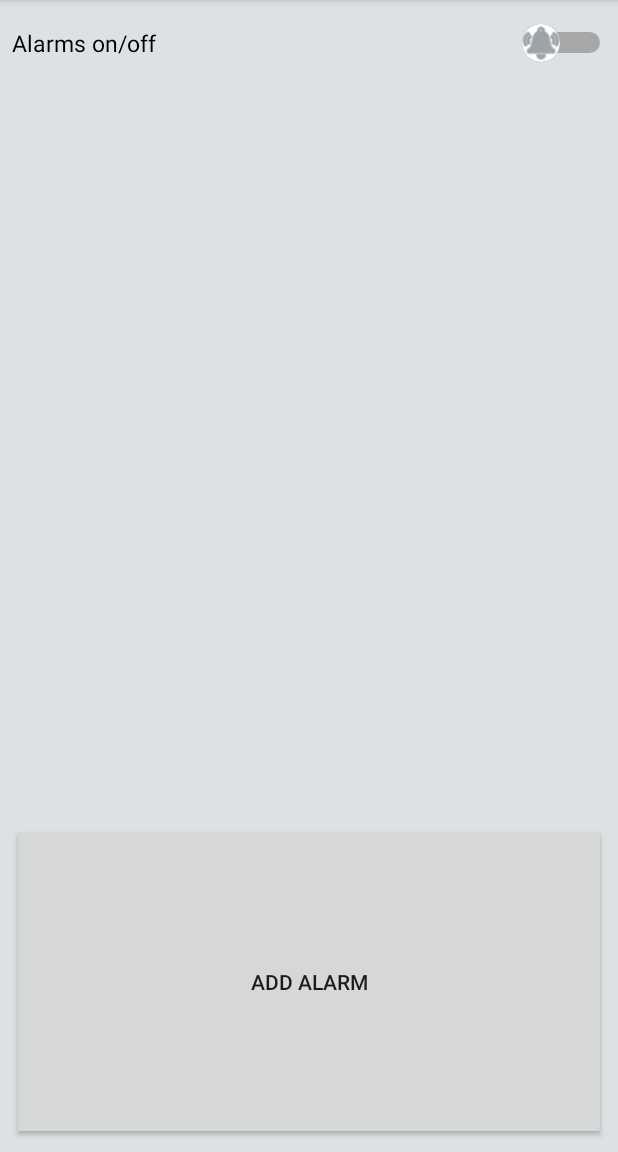
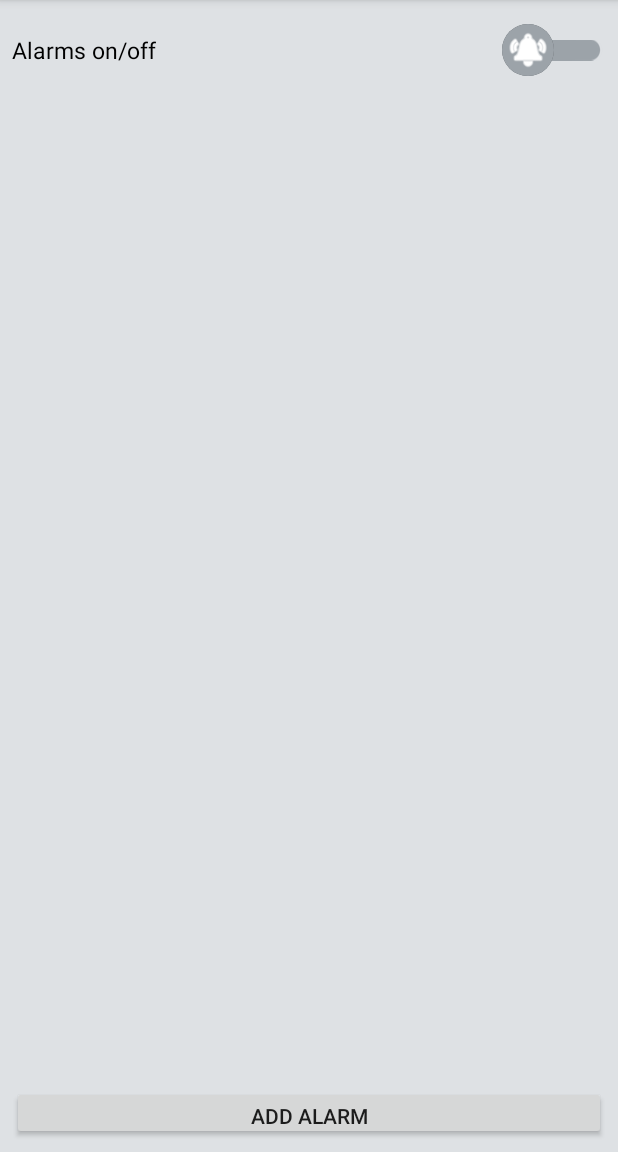
Before and after one commit to danielsolawa/WeatherAlert, an Android app: the screen it shows after launch (ConditionsActivity), after a tap on "Manage Alerts", on a phone screen of 412 x 824 dp, the part 84-1236 px from its top. Run offline under Robolectric (Android 15) with nearby library versions, the phone set to English and light mode, and no system bars; libraries missing offline, so code that uses them is left out: com.activeandroid, com.activeandroid.app, com.activeandroid.query, com.loopj.android, cz.msebera.android and 1 more; 3 statements that could not run were skipped.

Commit message:
modified switch widget in conditions activity

```diff
--- a/app/src/main/java/com/danielsolawa/locationapp/activity/ConditionsActivity.java
+++ b/app/src/main/java/com/danielsolawa/locationapp/activity/ConditionsActivity.java
@@ -9,6 +9,7 @@ import android.os.AsyncTask;
 import android.os.Bundle;
 import android.preference.PreferenceManager;
 import android.support.v7.app.AppCompatActivity;
+import android.support.v7.widget.SwitchCompat;
 import android.view.View;
 import android.widget.Button;
 import android.widget.CompoundButton;
@@ -42,7 +43,7 @@ public class ConditionsActivity extends AppCompatActivity {
 
     //views
     private ListView conditionsListView;
-    private Switch alarmSwitch;
+    private SwitchCompat alarmSwitch;
     private Button addAlertButton;
     private AppManager appManager;
 
@@ -63,7 +64,7 @@ public class ConditionsActivity extends AppCompatActivity {
         appManager = AppManager.getInstance(getApplicationContext());
         initJobScheduler();
         localization = appManager.getLocalization();
-        alarmSwitch = (Switch) findViewById(R.id.alarm_switch);
+        alarmSwitch = (SwitchCompat) findViewById(R.id.alarm_switch);
         alarmSwitch.setChecked(appManager.getAlarmState());
         alarmSwitch.setOnCheckedChangeListener(new CompoundButton.OnCheckedChangeListener() {
             @Override
--- a/app/src/main/java/com/danielsolawa/locationapp/activity/SettingsActivity.java
+++ b/app/src/main/java/com/danielsolawa/locationapp/activity/SettingsActivity.java
@@ -79,7 +79,10 @@ public class SettingsActivity extends AppCompatActivity implements AdapterView.O
 
     private void saveNotificationsInterval() {
         appManager.saveCurrentIntervalIndex(currentIntervalIndex);
-        changeIntervals();
+        if(appManager.getAlarmState()){
+            changeIntervals();
+        }
+
     }
 
     private void changeIntervals() {
--- a/app/src/main/res/color/switch_color.xml
+++ b/app/src/main/res/color/switch_color.xml
@@ -2,5 +2,6 @@
 <selector xmlns:android="http://schemas.android.com/apk/res/android">
     <item android:color="@color/colorDarkerBlue"
         android:state_checked="true" />
-    <item android:color="@color/colorDarkerGrey"/>
+    <item android:color="@color/colorDarkerGrey"
+        android:state_checked="false"/>
 </selector>
--- a/app/src/main/res/drawable/switch_thumb.xml
+++ b/app/src/main/res/drawable/switch_thumb.xml
@@ -10,12 +10,19 @@
     <item>
         <shape android:shape="oval" android:bottom="2dp" android:left="1dp"
             android:right="1dp" android:top="1dp">
-            <solid android:color="@color/colorWhite"/>
+            <solid android:color="@color/switch_color"/>
         </shape>
     </item>
-    <item>
+    <item
+        android:left="5dp"
+        android:right="5dp"
+        android:top="5dp"
+        android:bottom="5dp">
         <bitmap android:src="@drawable/alarm_thumb"
-            android:tint="@color/switch_color" />
+            android:tint="@color/colorWhite"
+            android:antialias="true"
+            />
+
     </item>
 
     </layer-list>
--- a/app/src/main/res/layout/activity_conditions.xml
+++ b/app/src/main/res/layout/activity_conditions.xml
@@ -30,7 +30,7 @@
             android:layout_height="wrap_content"
             android:orientation="vertical">
 
-            <Switch
+            <android.support.v7.widget.SwitchCompat
                 android:id="@+id/alarm_switch"
                 android:layout_width="match_parent"
                 android:layout_height="wrap_content"
@@ -56,7 +56,7 @@
             <ListView
                 android:id="@+id/conditions_lv"
                 android:layout_width="match_parent"
-                android:layout_height="wrap_content"
+                android:layout_height="match_parent"
                 android:layout_weight="3.07" />
 
             <Button
```
